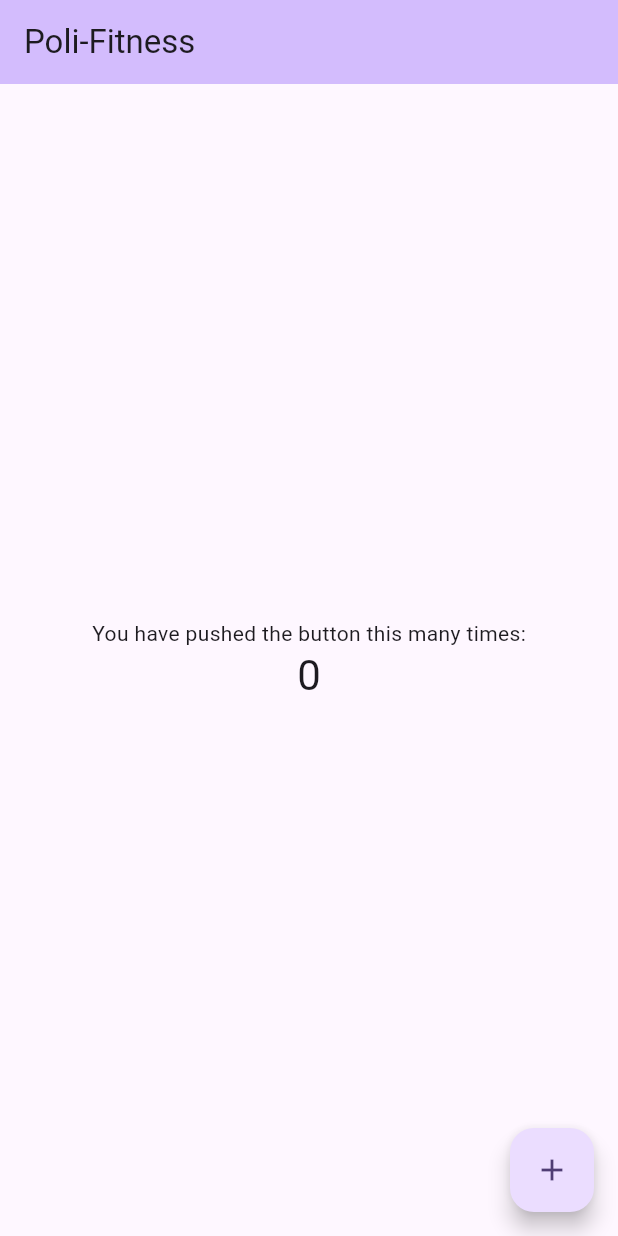
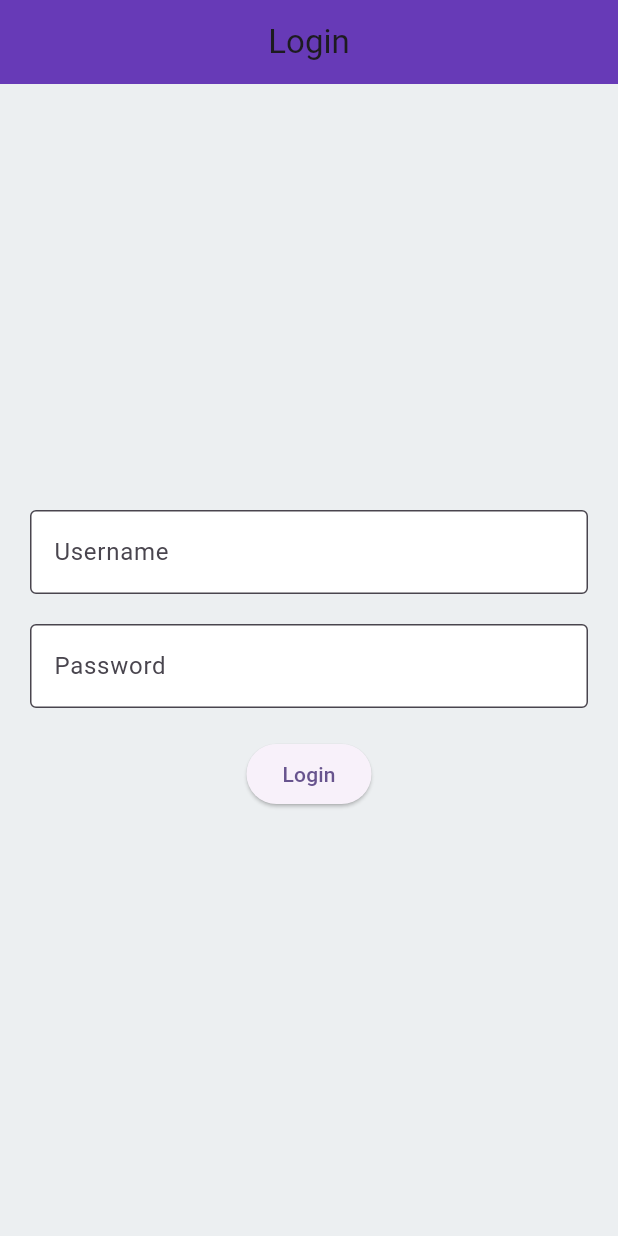
Before and after one commit to Knon20/flutter_app, a Flutter app: the screen it shows after launch, on a phone screen of 412 x 824 dp. Run offline on Flutter 3.47's test engine with Material 3 defaults, Android fonts, the light colour scheme and no system bars.

Commit message:
[AC-PF-2] Create modules app

```diff
--- /dev/null
+++ b/lib/login_page.dart
@@ -0,0 +1,94 @@
+import 'package:abraham_flutter_app/increment_and_decrement.dart';
+import 'package:flutter/material.dart';
+import 'my_home_page.dart';
+
+class LoginPage extends StatelessWidget {
+  final TextEditingController _usernameController = TextEditingController();
+  final TextEditingController _passwordController = TextEditingController();
+
+  LoginPage({super.key});
+
+  @override
+  Widget build(BuildContext context) {
+    return Scaffold(
+      backgroundColor: Colors.blueGrey[50], // Cambia el color de fondo
+      appBar: AppBar(
+        title: const Text('Login'),
+        centerTitle: true, // Centra el texto en la barra de título
+        backgroundColor:
+          Colors.deepPurple, // Cambia el color de la barra de título
+      ),
+      body: Padding(
+        padding: const EdgeInsets.all(20.0),
+        child: Column(
+          mainAxisAlignment: MainAxisAlignment
+              .center, // Centra los elementos en el eje principal
+          children: <Widget>[
+            TextField(
+              controller: _usernameController,
+              decoration: const InputDecoration(
+                labelText: 'Username',
+                border:
+                    OutlineInputBorder(), // Agrega un borde alrededor del campo de texto
+                filled: true, // Rellena el campo de texto con un color
+                fillColor: Colors.white, // El color de relleno es blanco
+              ),
+            ),
+            const SizedBox(
+                height: 20), // Agrega un espacio entre los campos de texto
+            TextField(
+              controller: _passwordController,
+              decoration: const InputDecoration(
+                labelText: 'Password',
+                border:
+                    OutlineInputBorder(), // Agrega un borde alrededor del campo de texto
+                filled: true, // Rellena el campo de texto con un color
+                fillColor: Colors.white, // El color de relleno es blanco
+              ),
+              obscureText: true,
+            ),
+            const SizedBox(
+                height:
+                    20), // Agrega un espacio entre el campo de texto y el botón
+            ElevatedButton(
+              child: const Text('Login'),
+              onPressed: () {
+                final username = _usernameController.text;
+                final password = _passwordController.text;
+
+                // Simulate a login process
+                if (username == 'admin' && password == 'admin') {
+                  Navigator.pushReplacement(
+                    context,
+                    MaterialPageRoute(
+                        builder: (context) =>
+                            const MyHomePage(title: 'Poli-Fitness')),
+                  );
+                } else {
+                  // Show error message
+                  showDialog(
+                    context: context,
+                    builder: (BuildContext context) {
+                      return AlertDialog(
+                        title: const Text('Error'),
+                        content: const Text('Invalid username or password'),
+                        actions: <Widget>[
+                          TextButton(
+                            child: const Text('OK'),
+                            onPressed: () {
+                              Navigator.of(context).pop();
+                            },
+                          ),
+                        ],
+                      );
+                    },
+                  );
+                }
+              },
+            ),
+          ],
+        ),
+      ),
+    );
+  }
+}
--- a/lib/main.dart
+++ b/lib/main.dart
@@ -1,4 +1,5 @@
 import 'package:flutter/material.dart';
+import 'login_page.dart';
 
 void main() {
   runApp(const MyApp());
@@ -7,119 +8,15 @@
 class MyApp extends StatelessWidget {
   const MyApp({super.key});
 
-  // This widget is the root of your application.
   @override
   Widget build(BuildContext context) {
     return MaterialApp(
-      title: 'Flutter Demo',
+      title: 'Poli-Fitness',
       theme: ThemeData(
-        // This is the theme of your application.
-        //
-        // TRY THIS: Try running your application with "flutter run". You'll see
-        // the application has a purple toolbar. Then, without quitting the app,
-        // try changing the seedColor in the colorScheme below to Colors.green
-        // and then invoke "hot reload" (save your changes or press the "hot
-        // reload" button in a Flutter-supported IDE, or press "r" if you used
-        // the command line to start the app).
-        //
-        // Notice that the counter didn't reset back to zero; the application
-        // state is not lost during the reload. To reset the state, use hot
-        // restart instead.
-        //
-        // This works for code too, not just values: Most code changes can be
-        // tested with just a hot reload.
         colorScheme: ColorScheme.fromSeed(seedColor: Colors.deepPurple),
         useMaterial3: true,
       ),
-      home: const MyHomePage(title: 'Poli-Fitness'),
+      home: LoginPage(),
     );
   }
 }
-
-class MyHomePage extends StatefulWidget {
-  const MyHomePage({super.key, required this.title});
-
-  // This widget is the home page of your application. It is stateful, meaning
-  // that it has a State object (defined below) that contains fields that affect
-  // how it looks.
-
-  // This class is the configuration for the state. It holds the values (in this
-  // case the title) provided by the parent (in this case the App widget) and
-  // used by the build method of the State. Fields in a Widget subclass are
-  // always marked "final".
-
-  final String title;
-
-  @override
-  State<MyHomePage> createState() => _MyHomePageState();
-}
-
-class _MyHomePageState extends State<MyHomePage> {
-  int _counter = 0;
-
-  void _incrementCounter() {
-    setState(() {
-      // This call to setState tells the Flutter framework that something has
-      // changed in this State, which causes it to rerun the build method below
-      // so that the display can reflect the updated values. If we changed
-      // _counter without calling setState(), then the build method would not be
-      // called again, and so nothing would appear to happen.
-      _counter++;
-    });
-  }
-
-  @override
-  Widget build(BuildContext context) {
-    // This method is rerun every time setState is called, for instance as done
-    // by the _incrementCounter method above.
-    //
-    // The Flutter framework has been optimized to make rerunning build methods
-    // fast, so that you can just rebuild anything that needs updating rather
-    // than having to individually change instances of widgets.
-    return Scaffold(
-      appBar: AppBar(
-        // TRY THIS: Try changing the color here to a specific color (to
-        // Colors.amber, perhaps?) and trigger a hot reload to see the AppBar
-        // change color while the other colors stay the same.
-        backgroundColor: Theme.of(context).colorScheme.inversePrimary,
-        // Here we take the value from the MyHomePage object that was created by
-        // the App.build method, and use it to set our appbar title.
-        title: Text(widget.title),
-      ),
-      body: Center(
-        // Center is a layout widget. It takes a single child and positions it
-        // in the middle of the parent.
-        child: Column(
-          // Column is also a layout widget. It takes a list of children and
-          // arranges them vertically. By default, it sizes itself to fit its
-          // children horizontally, and tries to be as tall as its parent.
-          //
-          // Column has various properties to control how it sizes itself and
-          // how it positions its children. Here we use mainAxisAlignment to
-          // center the children vertically; the main axis here is the vertical
-          // axis because Columns are vertical (the cross axis would be
-          // horizontal).
-          //
-          // TRY THIS: Invoke "debug painting" (choose the "Toggle Debug Paint"
-          // action in the IDE, or press "p" in the console), to see the
-          // wireframe for each widget.
-          mainAxisAlignment: MainAxisAlignment.center,
-          children: <Widget>[
-            const Text(
-              'You have pushed the button this many times:',
-            ),
-            Text(
-              '$_counter',
-              style: Theme.of(context).textTheme.headlineMedium,
-            ),
-          ],
-        ),
-      ),
-      floatingActionButton: FloatingActionButton(
-        onPressed: _incrementCounter,
-        tooltip: 'Increment',
-        child: const Icon(Icons.add),
-      ), // This trailing comma makes auto-formatting nicer for build methods.
-    );
-  }
-}
```
Also changed, not shown: lib/food_registry_page.dart (added, +13 -0 lines), lib/increment_and_decrement.dart (added, +86 -0 lines), lib/my_home_page.dart (added, +111 -0 lines), lib/physical_activity_page.dart (added, +13 -0 lines), lib/sleep_control_page.dart (added, +13 -0 lines), lib/stress_management_page.dart (added, +13 -0 lines).
